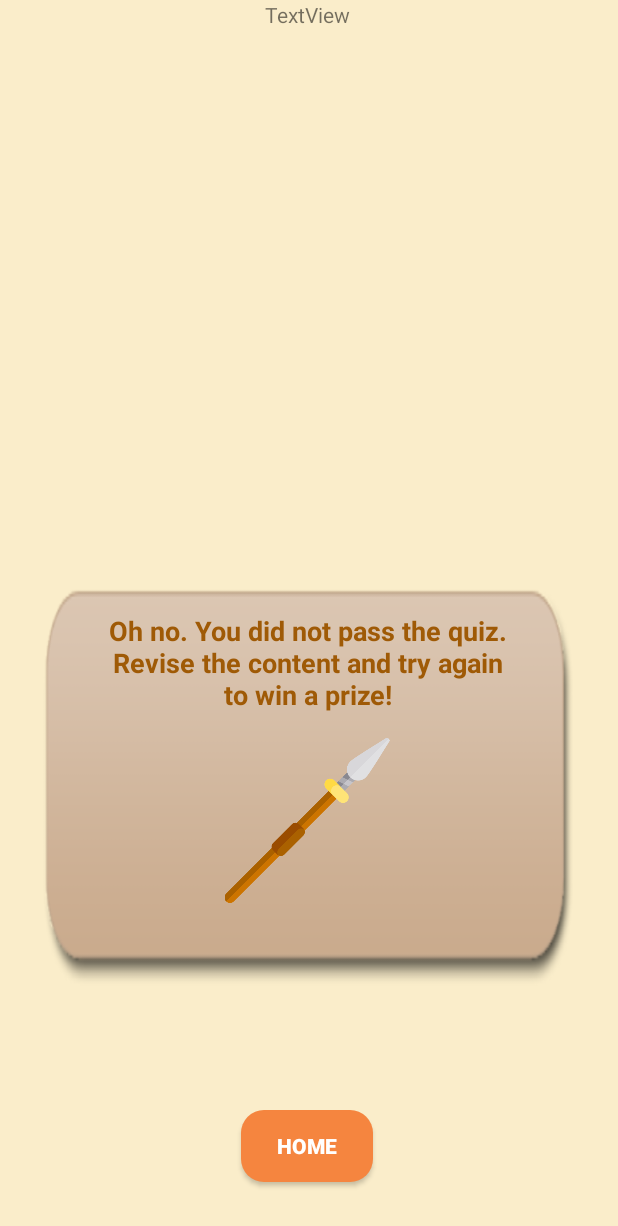
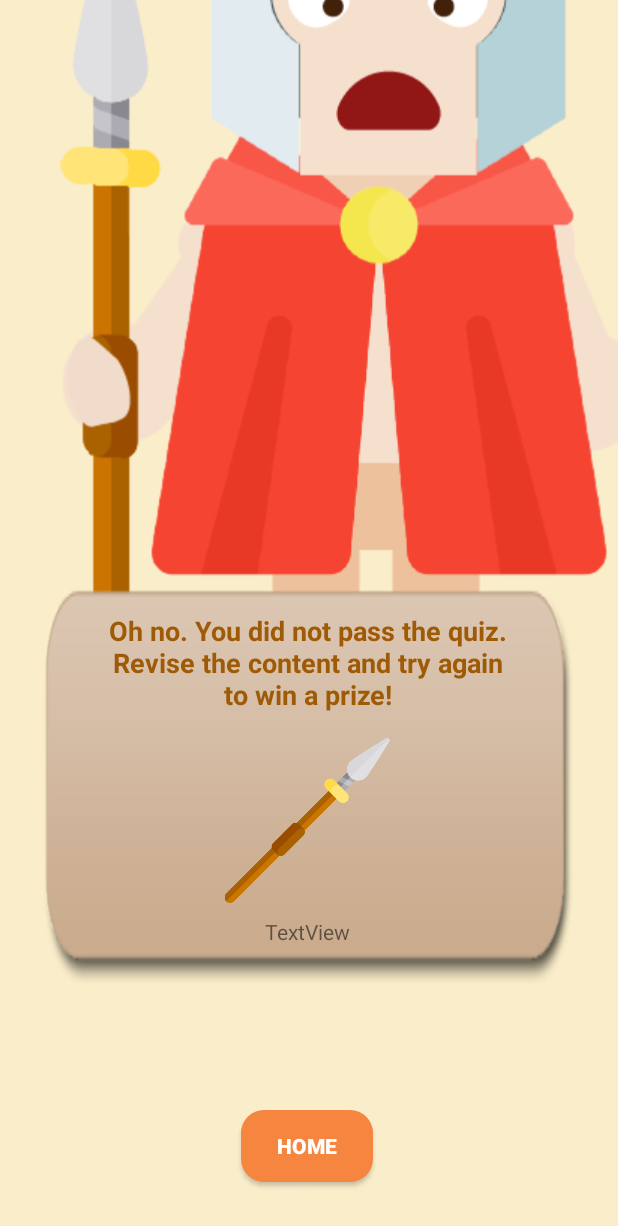
Before and after one commit to jonson0211/TimeQuest, an Android app: the Achievement screen opened directly, with no data from a screen before it, on a phone screen of 412 x 824 dp. Shown: the top 1226 px of the screen. Run offline under Robolectric (Android 15) with nearby library versions, the phone set to English and light mode, and no system bars; our stand-ins replace Room's generated code; Roboto replaces fonts that are not available here.

Commit message:
Achievement Page edits

```diff
--- a/app/src/main/java/com/example/timequest/Entities/NPC.java
+++ b/app/src/main/java/com/example/timequest/Entities/NPC.java
@@ -99,7 +99,7 @@ public class NPC {
         npcs.add(new NPC(3, "Roman",
                 "Welcome to Rome, heart of the glorious Roman Empire.\n" +
                         "...\n" +
-                        "You want to see the emperor? A peasant like you can't possible imagine seeing our emperor!\n" +
+                        "You want to see the emperor? A peasant like you can't possibly imagine seeing our emperor!\n" +
                         "I see you're looking for trouble...how about this - if you conquer this challenge, I'll let you keep your head! ",
                 "xxx","xxx", "npcroman"));
         npcs.add(new NPC(4, "Athenian",
--- a/app/src/main/java/com/example/timequest/LearningReadActivity.java
+++ b/app/src/main/java/com/example/timequest/LearningReadActivity.java
@@ -37,8 +37,6 @@ public class LearningReadActivity extends AppCompatActivity {
     private TextView learningText;
     private Button takeTrial;
     private VideoView videoView;
-
-
     private MediaController mediaController;
 
     @SuppressLint("ClickableViewAccessibility")
--- a/app/src/main/java/com/example/timequest/ui/question/Achievement.java
+++ b/app/src/main/java/com/example/timequest/ui/question/Achievement.java
@@ -3,6 +3,7 @@ package com.example.timequest.ui.question;
 import android.content.Intent;
 import android.os.Bundle;
 
+import com.example.timequest.Entities.NPC;
 import com.example.timequest.MainActivity;
 import com.google.android.material.floatingactionbutton.FloatingActionButton;
 import com.google.android.material.snackbar.Snackbar;
@@ -10,6 +11,7 @@ import com.google.android.material.snackbar.Snackbar;
 import androidx.appcompat.app.AppCompatActivity;
 import androidx.appcompat.widget.Toolbar;
 
+import android.util.Log;
 import android.view.View;
 import android.widget.Button;
 import android.widget.ImageView;
@@ -17,64 +19,97 @@ import android.widget.TextView;
 
 import com.example.timequest.R;
 
+import java.util.ArrayList;
+import java.util.List;
 import java.util.Random;
 
 public class Achievement extends AppCompatActivity {
 
+    public static final String ARG_ITEM_ID = "EXTRA_SCORE";
+    public static final String ARG_NPC_ID = "LEARNING";
+    private static final String TAG = "Message";
+
+
     private TextView outcomeTv;
     private Button homeB;
+    private ImageView npcCharacter;
     private ImageView prizeIv;
-    private static final Random RANDOM = new Random();
+    //private static final Random RANDOM = new Random();
+    private NPC mNPC;
+    private ArrayList<NPC> npcs = new ArrayList<>();
 
     @Override
     protected void onCreate(Bundle savedInstanceState) {
         super.onCreate(savedInstanceState);
         setContentView(R.layout.activity_achievement);
 
+        String civilisation = getIntent().getStringExtra("LEARNING");
+        System.out.println(civilisation);
+        Log.d(TAG, "on getIntent(): SUCCESS");
+
+
+        for(NPC npc : npcs){
+            if(npc.getNpcName().equals(civilisation)){
+                mNPC = npc;
+                System.out.println(mNPC);
+            }}
+        //mNPC.getEndingSpeech();
+        //return mNPC
+
+        Integer score = getIntent().getIntExtra("EXTRA_SCORE",0);
+        System.out.println(score);
+        //Integer scoreValue = Integer.valueOf(score);
         outcomeTv = findViewById(R.id.tvOutcome);
         homeB = findViewById(R.id.bHome);
         prizeIv = findViewById(R.id.ivPrize);
 
+            //civilisation.toLowerCase()
+        int npcCharacterid = getResources().getIdentifier("npcspartan","drawable","com.example.timequest");
+
+        npcCharacter = findViewById(R.id.npcCharacter);
+        npcCharacter.setImageResource(npcCharacterid);
+
+
         homeB.setOnClickListener(v -> startActivity(new Intent(Achievement.this, MainActivity.class)));
+        int value1 = 1;
 
-        int value1 = randomValue();
+        /** can use if else statements to manually assign the integer in get(0).getEnding speech
+        int npcValue = 0;
 
-        if(QuestionPage.EXTRA_SCORE == "5") {
-            outcomeTv.setText("Congratulations! You passed the test. Here is your prize.");
+            if (civilisation.equals("Spartan")) {
+            }else if {civilisation.equals()
+        }       ;
+
+
+        {
+        }
+         **/
+        //for (Integer i = 1; i < npcs.size(); i++){
+        for (Integer i = 1; i < 8; i++){
+            if (mNPC.addNPCData().get(i).getNpcName() == civilisation){
+                mNPC = mNPC.addNPCData().get(i);
+            }
+        }
+
+
+        if(score > 7) {
+            outcomeTv.setText("Congratulations Adventurer!\n You passed the test. Here is something for your troubles.");
+            outcomeTv.setText(mNPC.addNPCData().get(5).getEndingSpeech()); //change "5" to be the variable NPC civilisation
+            Log.d(TAG, "on setText(): SUCCESS");
+
+            //outcomeTv.setText(mNPC.getEndingSpeech()); //doesn't work, use the above if can't figure out^
+            //Log.d(TAG, "on setText(): SUCCESS");
+
             int prize = getResources().getIdentifier("item"+ value1, "drawable", "com.example.timequest");
+            Log.d(TAG, "on getResourceID(): SUCCESS");
             prizeIv.setImageResource(prize);
+            //to do: immediately add item to user's collection in database
 
-        }else if (QuestionPage.EXTRA_SCORE == "6") {
-            outcomeTv.setText("Congratulations! You passed the test. Here is your prize.");
-            int prize = getResources().getIdentifier("item"+ value1, "drawable", "com.example.timequest");
-            prizeIv.setImageResource(prize);
-
-        }else if (QuestionPage.EXTRA_SCORE == "7") {
-            outcomeTv.setText("Congratulations! You passed the test. Here is your prize.");
-            int prize = getResources().getIdentifier("item"+ value1, "drawable", "com.example.timequest");
-            prizeIv.setImageResource(prize);
-
-        }else if (QuestionPage.EXTRA_SCORE == "8") {
-            outcomeTv.setText("Congratulations! You passed the test. Here is your prize.");
-            int prize = getResources().getIdentifier("item"+ value1, "drawable", "com.example.timequest");
-            prizeIv.setImageResource(prize);
-
-        }else if (QuestionPage.EXTRA_SCORE == "9") {
-            outcomeTv.setText("Congratulations! You passed the test. Here is your prize.");
-            int prize = getResources().getIdentifier("item"+ value1, "drawable", "com.example.timequest");
-            prizeIv.setImageResource(prize);
-
-        }else if (QuestionPage.EXTRA_SCORE == "10") {
-            outcomeTv.setText("Congratulations! You passed the test. Here is your prize.");
-            int prize = getResources().getIdentifier("item"+ value1, "drawable", "com.example.timequest");
-            prizeIv.setImageResource(prize);
         } else{
             outcomeTv.setText("Oh no. You did not pass the quiz. Revise the content and try again to win a prize!");
 
         }
 
     }
-    public static int randomValue(){
-        return RANDOM.nextInt(6)+1;
-    }
+
 }
--- a/app/src/main/res/layout/activity_achievement.xml
+++ b/app/src/main/res/layout/activity_achievement.xml
@@ -9,7 +9,7 @@
     tools:context=".ui.question.Achievement">
 
     <ImageView
-        android:id="@+id/imageView4"
+        android:id="@+id/npcCharacter"
         android:layout_width="wrap_content"
         android:layout_height="wrap_content"
         android:layout_marginStart="32dp"
@@ -79,9 +79,10 @@
         android:id="@+id/textView4"
         android:layout_width="wrap_content"
         android:layout_height="wrap_content"
+        android:layout_marginTop="9dp"
         android:text="TextView"
         app:layout_constraintEnd_toEndOf="@+id/ivPrize"
         app:layout_constraintStart_toStartOf="@+id/ivPrize"
-        tools:layout_editor_absoluteY="532dp" />
+        app:layout_constraintTop_toBottomOf="@+id/ivPrize" />
 
 </androidx.constraintlayout.widget.ConstraintLayout>
```
Also changed, not shown: app/src/main/java/com/example/timequest/ui/question/QuestionPage.java (+27 -6 lines), app/src/main/res/layout/activity_welcome.xml (+39 -37 lines).
